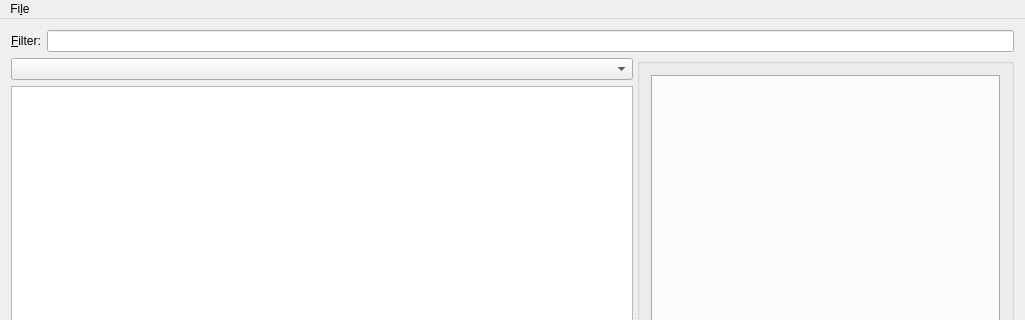
Above: src/mainwindow.ui from myshak/ss13recipemanager before the change; both pictures show x 0 to 1025 and y 0 to 320 of the 1025 by 616 pixel window. Below: the same form after it.
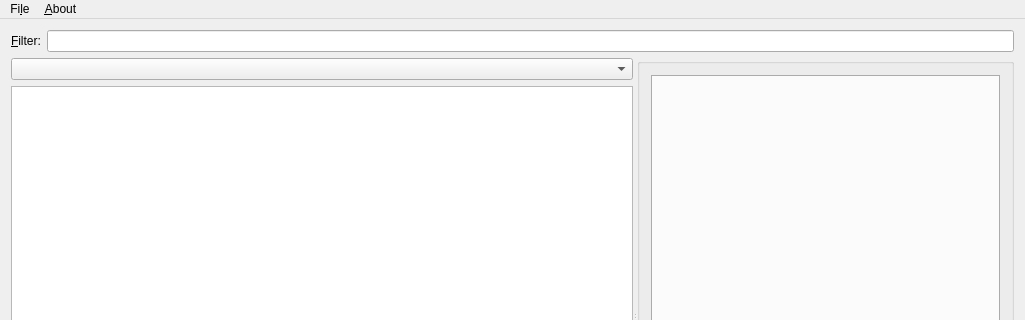
That is the form after the change.

Commit message: Add about box.

Diff of the .ui file:
```diff
--- a/src/mainwindow.ui
+++ b/src/mainwindow.ui
@@ -154,7 +154,14 @@
     <addaction name="action_Save_settings"/>
     <addaction name="action_Exit"/>
    </widget>
+   <widget class="QMenu" name="menu_About">
+    <property name="title">
+     <string>&amp;About</string>
+    </property>
+    <addaction name="actionAbout_Recipe_Manager"/>
+   </widget>
    <addaction name="menuFile"/>
+   <addaction name="menu_About"/>
   </widget>
   <widget class="QStatusBar" name="statusBar"/>
   <action name="actionAdd_recipe_list">
```
Left out of the diff: 5 changed lines with no effect on the pictures. The commit also changes 2 other files.
